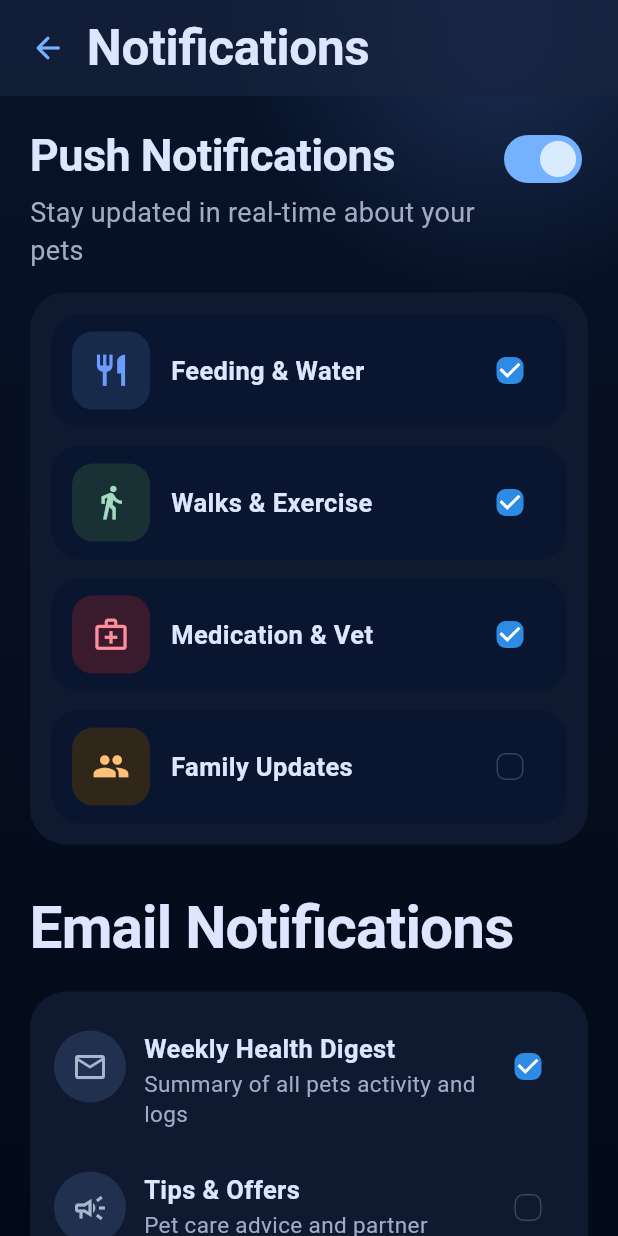
After one commit to JonathanSilvestre/stitchsync, a Flutter app: the NotificationsScreen screen opened directly, on a phone screen of 412 x 824 dp. The commit adds this screen. Run offline on Flutter 3.47's test engine with Material 3 defaults, Android fonts, the phone set to English and light mode, and no system bars; our stand-ins replace cloud_firestore, firebase_auth, firebase_core; accounts and stored records are empty.

Commit message:
Add Notifications screen and link from Profile
Introduce a new NotificationsScreen (lib/screens/notifications_screen.dart) providing a themed UI for managing push and email notifications: global push toggle, category toggles (Feeding & Water, Walks & Exercise, Medication & Vet, Family Updates), email options, and a Quiet Hours configure card. Also update ProfileScreen to import the new screen, rename the preference item to "Notifications", and navigate to NotificationsScreen when tapped.

```diff
--- /dev/null
+++ b/lib/screens/notifications_screen.dart
@@ -0,0 +1,517 @@
+import 'dart:ui';
+
+import 'package:flutter/material.dart';
+
+class NotificationsScreen extends StatefulWidget {
+  const NotificationsScreen({super.key});
+
+  @override
+  State<NotificationsScreen> createState() => _NotificationsScreenState();
+}
+
+class _NotificationsScreenState extends State<NotificationsScreen> {
+  static const Color _bg = Color(0xFF060E20);
+  static const Color _surface = Color(0xFF0F1930);
+  static const Color _surfaceHigh = Color(0xFF192540);
+  static const Color _primary = Color(0xFF74B1FF);
+  static const Color _secondary = Color(0xFF6D9CFE);
+  static const Color _title = Color(0xFFDEE5FF);
+  static const Color _muted = Color(0xFFA3AAC4);
+
+  bool _pushEnabled = true;
+  bool _feedWater = true;
+  bool _walksExercise = true;
+  bool _medicationVet = true;
+  bool _familyUpdates = false;
+
+  bool _emailDigest = true;
+  bool _tipsOffers = false;
+
+  @override
+  Widget build(BuildContext context) {
+    return Scaffold(
+      backgroundColor: _bg,
+      body: Stack(
+        children: [
+          Positioned.fill(
+            child: DecoratedBox(
+              decoration: BoxDecoration(
+                gradient: LinearGradient(
+                  begin: Alignment.topCenter,
+                  end: Alignment.bottomCenter,
+                  colors: [
+                    const Color(0xFF08142A),
+                    _bg,
+                    const Color(0xFF030A17),
+                  ],
+                  stops: const [0.0, 0.45, 1.0],
+                ),
+              ),
+            ),
+          ),
+          Positioned(
+            top: -140,
+            right: -90,
+            child: Container(
+              width: 340,
+              height: 340,
+              decoration: BoxDecoration(
+                shape: BoxShape.circle,
+                gradient: RadialGradient(
+                  colors: [
+                    _secondary.withValues(alpha: 0.18),
+                    _secondary.withValues(alpha: 0),
+                  ],
+                ),
+              ),
+            ),
+          ),
+          SafeArea(
+            child: Column(
+              children: [
+                _buildTopBar(context),
+                Expanded(
+                  child: SingleChildScrollView(
+                    padding: const EdgeInsets.fromLTRB(20, 18, 20, 24),
+                    child: Column(
+                      crossAxisAlignment: CrossAxisAlignment.start,
+                      children: [
+                        _buildPushHeader(),
+                        const SizedBox(height: 16),
+                        _buildPushCard(),
+                        const SizedBox(height: 28),
+                        const Text(
+                          'Email Notifications',
+                          style: TextStyle(
+                            color: _title,
+                            fontSize: 39,
+                            fontWeight: FontWeight.w700,
+                            letterSpacing: -0.55,
+                          ),
+                        ),
+                        const SizedBox(height: 14),
+                        _buildEmailCard(),
+                        const SizedBox(height: 24),
+                        _buildQuietHoursCard(),
+                      ],
+                    ),
+                  ),
+                ),
+              ],
+            ),
+          ),
+        ],
+      ),
+    );
+  }
+
+  Widget _buildTopBar(BuildContext context) {
+    return ClipRect(
+      child: BackdropFilter(
+        filter: ImageFilter.blur(sigmaX: 24, sigmaY: 24),
+        child: Container(
+          padding: const EdgeInsets.fromLTRB(8, 8, 12, 8),
+          color: _surfaceHigh.withValues(alpha: 0.60),
+          child: Row(
+            children: [
+              IconButton(
+                onPressed: () => Navigator.of(context).pop(),
+                icon: const Icon(
+                  Icons.arrow_back_rounded,
+                  color: _primary,
+                  size: 24,
+                ),
+              ),
+              const SizedBox(width: 2),
+              const Text(
+                'Notifications',
+                style: TextStyle(
+                  color: _title,
+                  fontSize: 33,
+                  fontWeight: FontWeight.w700,
+                  letterSpacing: -0.2,
+                ),
+              ),
+            ],
+          ),
+        ),
+      ),
+    );
+  }
+
+  Widget _buildPushHeader() {
+    return Row(
+      crossAxisAlignment: CrossAxisAlignment.start,
+      children: [
+        const Expanded(
+          child: Column(
+            crossAxisAlignment: CrossAxisAlignment.start,
+            children: [
+              Text(
+                'Push Notifications',
+                style: TextStyle(
+                  color: _title,
+                  fontSize: 30,
+                  fontWeight: FontWeight.w700,
+                  letterSpacing: -0.35,
+                ),
+              ),
+              SizedBox(height: 4),
+              Text(
+                'Stay updated in real-time about your pets',
+                style: TextStyle(
+                  color: _muted,
+                  fontSize: 18,
+                  height: 1.4,
+                ),
+              ),
+            ],
+          ),
+        ),
+        const SizedBox(width: 12),
+        Switch.adaptive(
+          value: _pushEnabled,
+          onChanged: (value) {
+            setState(() {
+              _pushEnabled = value;
+            });
+          },
+          activeThumbColor: const Color(0xFFD9ECFF),
+          activeTrackColor: _primary,
+          inactiveThumbColor: const Color(0xFFB5BED2),
+          inactiveTrackColor: _surfaceHigh,
+        ),
+      ],
+    );
+  }
+
+  Widget _buildPushCard() {
+    return Container(
+      padding: const EdgeInsets.all(14),
+      decoration: BoxDecoration(
+        color: _surface,
+        borderRadius: BorderRadius.circular(24),
+      ),
+      child: Column(
+        children: [
+          _PushCategoryTile(
+            icon: Icons.restaurant,
+            iconColor: _secondary,
+            iconBg: const Color(0xFF172A4C),
+            title: 'Feeding & Water',
+            value: _feedWater,
+            onChanged: (value) {
+              setState(() {
+                _feedWater = value;
+              });
+            },
+          ),
+          const SizedBox(height: 12),
+          _PushCategoryTile(
+            icon: Icons.directions_walk,
+            iconColor: const Color(0xFFA6D9C2),
+            iconBg: const Color(0xFF193035),
+            title: 'Walks & Exercise',
+            value: _walksExercise,
+            onChanged: (value) {
+              setState(() {
+                _walksExercise = value;
+              });
+            },
+          ),
+          const SizedBox(height: 12),
+          _PushCategoryTile(
+            icon: Icons.medical_services_outlined,
+            iconColor: const Color(0xFFFF8E9A),
+            iconBg: const Color(0xFF3A1B2D),
+            title: 'Medication & Vet',
+            value: _medicationVet,
+            onChanged: (value) {
+              setState(() {
+                _medicationVet = value;
+              });
+            },
+          ),
+          const SizedBox(height: 12),
+          _PushCategoryTile(
+            icon: Icons.group,
+            iconColor: const Color(0xFFFFC077),
+            iconBg: const Color(0xFF30261A),
+            title: 'Family Updates',
+            value: _familyUpdates,
+            onChanged: (value) {
+              setState(() {
+                _familyUpdates = value;
+              });
+            },
+          ),
+        ],
+      ),
+    );
+  }
+
+  Widget _buildEmailCard() {
+    return Container(
+      padding: const EdgeInsets.fromLTRB(16, 16, 16, 8),
+      decoration: BoxDecoration(
+        color: _surface,
+        borderRadius: BorderRadius.circular(24),
+      ),
+      child: Column(
+        children: [
+          _EmailTile(
+            icon: Icons.email_outlined,
+            title: 'Weekly Health Digest',
+            subtitle: 'Summary of all pets activity and logs',
+            value: _emailDigest,
+            onChanged: (value) {
+              setState(() {
+                _emailDigest = value;
+              });
+            },
+          ),
+          const SizedBox(height: 8),
+          _EmailTile(
+            icon: Icons.campaign_outlined,
+            title: 'Tips & Offers',
+            subtitle: 'Pet care advice and partner discounts',
+            value: _tipsOffers,
+            onChanged: (value) {
+              setState(() {
+                _tipsOffers = value;
+              });
+            },
+          ),
+        ],
+      ),
+    );
+  }
+
+  Widget _buildQuietHoursCard() {
+    return Container(
+      width: double.infinity,
+      padding: const EdgeInsets.fromLTRB(20, 20, 20, 22),
+      decoration: BoxDecoration(
+        borderRadius: BorderRadius.circular(28),
+        gradient: const LinearGradient(
+          begin: Alignment.topLeft,
+          end: Alignment.bottomRight,
+          colors: [
+            Color(0xFF0D1D40),
+            Color(0xFF121F4A),
+            Color(0xFF16203A),
+          ],
+        ),
+        boxShadow: const [
+          BoxShadow(
+            color: Color.fromRGBO(0, 12, 30, 0.40),
+            blurRadius: 40,
+            offset: Offset(0, 20),
+          ),
+        ],
+      ),
+      child: Stack(
+        children: [
+          Positioned(
+            right: -6,
+            bottom: -4,
+            child: Icon(
+              Icons.pets,
+              size: 100,
+              color: _title.withValues(alpha: 0.13),
+            ),
+          ),
+          Column(
+            crossAxisAlignment: CrossAxisAlignment.start,
+            children: [
+              const Text(
+                'Quiet Hours',
+                style: TextStyle(
+                  color: _title,
+                  fontSize: 18,
+                  fontWeight: FontWeight.w700,
+                ),
+              ),
+              const SizedBox(height: 10),
+              const Text(
+                'Automatically silence notifications during your sleep schedule.',
+                style: TextStyle(
+                  color: _muted,
+                  fontSize: 15,
+                  height: 1.5,
+                ),
+              ),
+              const SizedBox(height: 16),
+              Container(
+                decoration: BoxDecoration(
+                  borderRadius: BorderRadius.circular(999),
+                  gradient: const LinearGradient(
+                    begin: Alignment.topLeft,
+                    end: Alignment.bottomRight,
+                    colors: [Color(0xFF74B1FF), Color(0xFF5FA3F6)],
+                  ),
+                ),
+                child: ElevatedButton(
+                  onPressed: () {},
+                  style: ElevatedButton.styleFrom(
+                    backgroundColor: Colors.transparent,
+                    shadowColor: Colors.transparent,
+                    foregroundColor: const Color(0xFF0E2C52),
+                    minimumSize: const Size(140, 44),
+                    shape: RoundedRectangleBorder(
+                      borderRadius: BorderRadius.circular(999),
+                    ),
+                    textStyle: const TextStyle(
+                      fontSize: 15,
+                      fontWeight: FontWeight.w700,
+                    ),
+                  ),
+                  child: const Text('Configure'),
+                ),
+              ),
+            ],
+          ),
+        ],
+      ),
+    );
+  }
+}
+
+class _PushCategoryTile extends StatelessWidget {
+  final IconData icon;
+  final Color iconColor;
+  final Color iconBg;
+  final String title;
+  final bool value;
+  final ValueChanged<bool> onChanged;
+
+  const _PushCategoryTile({
+    required this.icon,
+    required this.iconColor,
+    required this.iconBg,
+    required this.title,
+    required this.value,
+    required this.onChanged,
+  });
+
+  @override
+  Widget build(BuildContext context) {
+    return Container(
+      padding: const EdgeInsets.fromLTRB(14, 12, 14, 12),
+      decoration: BoxDecoration(
+        color: const Color(0xFF0A1530),
+        borderRadius: BorderRadius.circular(20),
+      ),
+      child: Row(
+        children: [
+          Container(
+            width: 52,
+            height: 52,
+            decoration: BoxDecoration(
+              color: iconBg,
+              borderRadius: BorderRadius.circular(14),
+            ),
+            child: Icon(icon, color: iconColor, size: 25),
+          ),
+          const SizedBox(width: 14),
+          Expanded(
+            child: Text(
+              title,
+              style: const TextStyle(
+                color: Color(0xFFDEE5FF),
+                fontSize: 17,
+                fontWeight: FontWeight.w600,
+              ),
+            ),
+          ),
+          Checkbox(
+            value: value,
+            onChanged: (newValue) => onChanged(newValue ?? false),
+            activeColor: const Color(0xFF2D8BE3),
+            checkColor: Colors.white,
+            side: BorderSide(
+              color: const Color(0xFF8A94A8).withValues(alpha: 0.35),
+            ),
+            shape: RoundedRectangleBorder(
+              borderRadius: BorderRadius.circular(6),
+            ),
+          ),
+        ],
+      ),
+    );
+  }
+}
+
+class _EmailTile extends StatelessWidget {
+  final IconData icon;
+  final String title;
+  final String subtitle;
+  final bool value;
+  final ValueChanged<bool> onChanged;
+
+  const _EmailTile({
+    required this.icon,
+    required this.title,
+    required this.subtitle,
+    required this.value,
+    required this.onChanged,
+  });
+
+  @override
+  Widget build(BuildContext context) {
+    return Container(
+      padding: const EdgeInsets.symmetric(vertical: 10),
+      child: Row(
+        crossAxisAlignment: CrossAxisAlignment.start,
+        children: [
+          Container(
+            width: 48,
+            height: 48,
+            decoration: BoxDecoration(
+              color: const Color(0xFF20304E),
+              borderRadius: BorderRadius.circular(24),
+            ),
+            child: Icon(icon, color: const Color(0xFFA8B7CE), size: 24),
+          ),
+          const SizedBox(width: 12),
+          Expanded(
+            child: Column(
+              crossAxisAlignment: CrossAxisAlignment.start,
+              children: [
+                Text(
+                  title,
+                  style: const TextStyle(
+                    color: Color(0xFFDEE5FF),
+                    fontSize: 17,
+                    fontWeight: FontWeight.w600,
+                  ),
+                ),
+                const SizedBox(height: 2),
+                Text(
+                  subtitle,
+                  style: const TextStyle(
+                    color: Color(0xFFA3AAC4),
+                    fontSize: 15,
+                    height: 1.35,
+                  ),
+                ),
+              ],
+            ),
+          ),
+          Checkbox(
+            value: value,
+            onChanged: (newValue) => onChanged(newValue ?? false),
+            activeColor: const Color(0xFF2D8BE3),
+            checkColor: Colors.white,
+            side: BorderSide(
+              color: const Color(0xFF8A94A8).withValues(alpha: 0.35),
+            ),
+            shape: RoundedRectangleBorder(
+              borderRadius: BorderRadius.circular(6),
+            ),
+          ),
+        ],
+      ),
+    );
+  }
+}
--- a/lib/screens/profile_screen.dart
+++ b/lib/screens/profile_screen.dart
@@ -3,6 +3,7 @@ import '../services/auth_service.dart';
 import 'account_settings_screen.dart';
 import 'home_screen.dart';
 import 'manage_family_screen.dart';
+import 'notifications_screen.dart';
 
 class ProfileScreen extends StatefulWidget {
   final VoidCallback? onGoHome;
@@ -485,8 +486,15 @@ class _ProfileScreenState extends State<ProfileScreen> {
         const SizedBox(height: 12),
         _buildPreferenceItem(
           icon: Icons.notifications,
-          title: 'Feeding Reminders',
-          subtitle: 'Manage schedules and notifications',
+          title: 'Notifications',
+          subtitle: 'Manage push and email alerts',
+          onTap: () {
+            Navigator.of(context).push(
+              MaterialPageRoute(
+                builder: (_) => const NotificationsScreen(),
+              ),
+            );
+          },
         ),
         const SizedBox(height: 12),
         _buildPreferenceItem(
```
